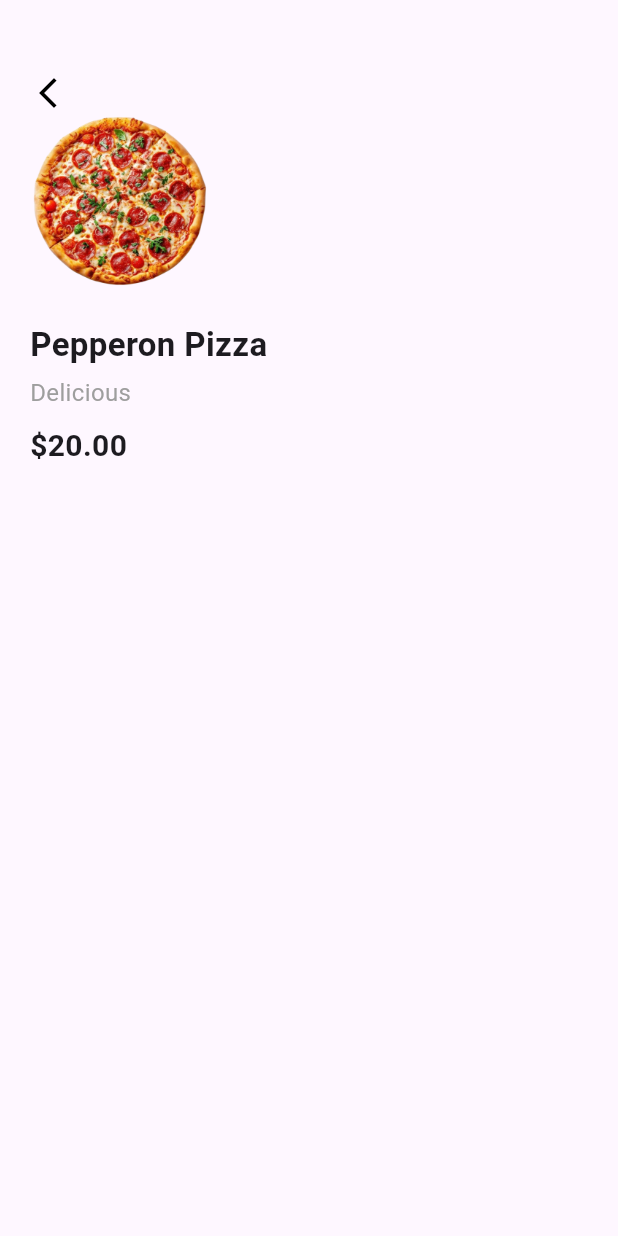
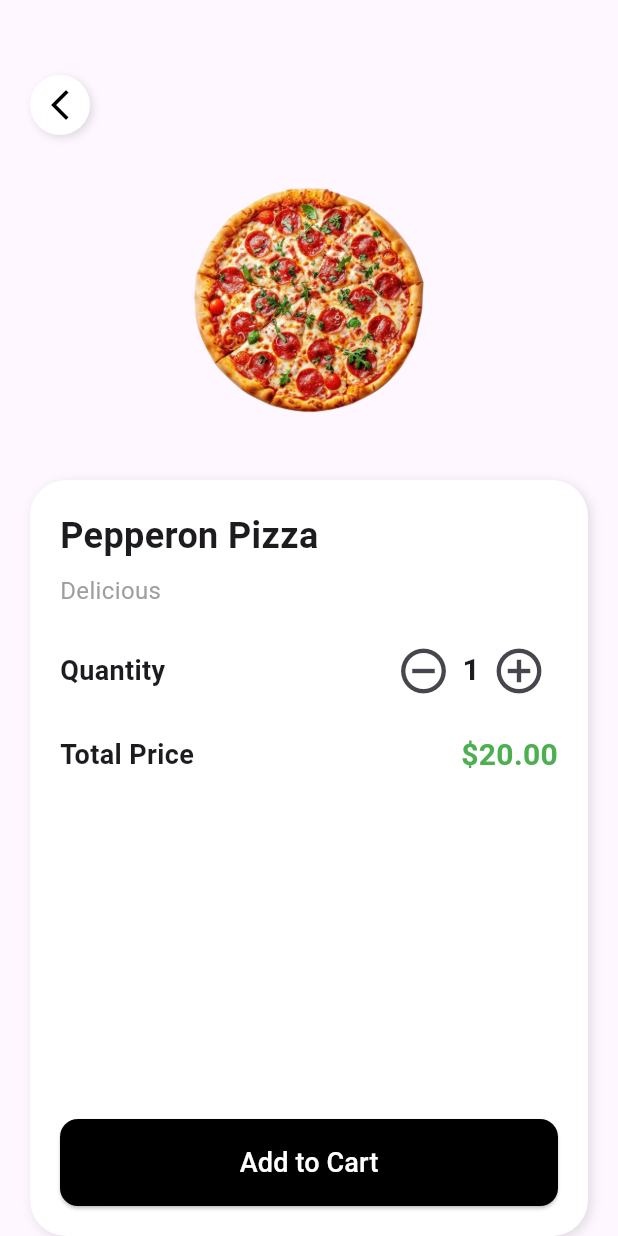
Before and after one commit to bsc-44-21/FoodDelieryApp, a Flutter app: the Details screen opened directly, on a phone screen of 412 x 824 dp. Run offline on Flutter 3.47's test engine with Material 3 defaults, Android fonts, the phone set to English and light mode, and no system bars; our stand-ins replace curved_navigation_bar.

Commit message:
Added the add, remove and add to cart buttons in the details screen

```diff
--- a/lib/pages/details.dart
+++ b/lib/pages/details.dart
@@ -19,45 +19,184 @@ class Details extends StatefulWidget {
 }
 
 class _DetailsState extends State<Details> {
+  int quantity = 1; // default quantity is 1
+
   @override
   Widget build(BuildContext context) {
+    double totalPrice = widget.price * quantity;
+
     return Scaffold(
       body: Container(
         margin: const EdgeInsets.only(top: 50, left: 20, right: 20),
         child: Column(
           crossAxisAlignment: CrossAxisAlignment.start,
           children: [
+            // Back Button in white circle
             GestureDetector(
               onTap: () {
                 Navigator.pop(context);
               },
+              child: Container(
+                padding: const EdgeInsets.all(8),
+                decoration: const BoxDecoration(
+                  color: Colors.white,
+                  shape: BoxShape.circle,
+                  boxShadow: [
+                    BoxShadow(
+                      color: Colors.black12,
+                      blurRadius: 4,
+                      offset: Offset(2, 2),
+                    ),
+                  ],
+                ),
                 child: const Icon(
                   Icons.arrow_back_ios_new_outlined,
                   color: Colors.black,
                 ),
               ),
-            // ✅ FIX: use Image.asset instead of wrong cast
-            Image.asset(
+            ),
+
+            const SizedBox(height: 30),
+
+            // Food Image
+            Center(
+              child: Image.asset(
                 widget.image,
-              height: 120,
-              width: 120,
+                height: 160,
+                width: 160,
                 fit: BoxFit.cover,
               ),
-            const SizedBox(height: 20),
+            ),
 
+            const SizedBox(height: 40),
+
+            // Food Details Container
+            Expanded(
+              child: Container(
+                width: double.infinity,
+                padding: const EdgeInsets.all(20),
+                decoration: BoxDecoration(
+                  color: Colors.white,
+                  borderRadius: BorderRadius.circular(24),
+                  boxShadow: [
+                    BoxShadow(
+                      color: Colors.black12,
+                      blurRadius: 6,
+                      offset: Offset(2, 2),
+                    ),
+                  ],
+                ),
+                child: Column(
+                  crossAxisAlignment: CrossAxisAlignment.start,
+                  children: [
                     Text(
                       widget.name,
-              style: const TextStyle(fontSize: 22, fontWeight: FontWeight.bold),
+                      style: const TextStyle(
+                        fontSize: 24,
+                        fontWeight: FontWeight.bold,
                       ),
-            const SizedBox(height: 5),
+                    ),
+                    const SizedBox(height: 8),
                     Text(
                       widget.slogan,
                       style: const TextStyle(fontSize: 16, color: Colors.grey),
                     ),
-            const SizedBox(height: 10),
+                    const SizedBox(height: 16),
+
+                    // Quantity Selector
+                    Row(
+                      mainAxisAlignment: MainAxisAlignment.spaceBetween,
+                      children: [
+                        const Text(
+                          "Quantity",
+                          style: TextStyle(
+                            fontSize: 18,
+                            fontWeight: FontWeight.w600,
+                          ),
+                        ),
+                        Row(
+                          children: [
+                            // Minus Button (bigger size)
+                            IconButton(
+                              onPressed: () {
+                                setState(() {
+                                  if (quantity > 1) quantity--;
+                                });
+                              },
+                              icon: const Icon(Icons.remove_circle_outline),
+                              iconSize: 36, // increased size
+                            ),
                             Text(
-              "\$${widget.price.toStringAsFixed(2)}",
-              style: const TextStyle(fontSize: 20, fontWeight: FontWeight.w600),
+                              quantity.toString(),
+                              style: const TextStyle(
+                                fontSize: 20,
+                                fontWeight: FontWeight.bold,
+                              ),
+                            ),
+                            // Plus Button (bigger size)
+                            IconButton(
+                              onPressed: () {
+                                setState(() {
+                                  quantity++;
+                                });
+                              },
+                              icon: const Icon(Icons.add_circle_outline),
+                              iconSize: 36, // increased size
+                            ),
+                          ],
+                        ),
+                      ],
+                    ),
+
+                    const SizedBox(height: 16),
+
+                    // Price Section
+                    Row(
+                      mainAxisAlignment: MainAxisAlignment.spaceBetween,
+                      children: [
+                        const Text(
+                          "Total Price",
+                          style: TextStyle(
+                            fontSize: 18,
+                            fontWeight: FontWeight.w600,
+                          ),
+                        ),
+                        Text(
+                          "\$${totalPrice.toStringAsFixed(2)}",
+                          style: const TextStyle(
+                            fontSize: 20,
+                            fontWeight: FontWeight.bold,
+                            color: Colors.green,
+                          ),
+                        ),
+                      ],
+                    ),
+
+                    const Spacer(),
+
+                    // Add to Cart Button
+                    SizedBox(
+                      width: double.infinity,
+                      child: ElevatedButton(
+                        style: ElevatedButton.styleFrom(
+                          backgroundColor: Colors.black,
+                          shape: RoundedRectangleBorder(
+                            borderRadius: BorderRadius.circular(12),
+                          ),
+                          padding: const EdgeInsets.symmetric(vertical: 16),
+                        ),
+                        onPressed: () {
+                          // Cart Logic here
+                        },
+                        child: const Text(
+                          "Add to Cart",
+                          style: TextStyle(fontSize: 18, color: Colors.white),
+                        ),
+                      ),
+                    ),
+                  ],
+                ),
+              ),
             ),
           ],
         ),
--- a/lib/pages/home.dart
+++ b/lib/pages/home.dart
@@ -93,7 +93,7 @@ class _HomeState extends State<Home> {
                     },
                     child: buildFoodCard(
                       image: "images/Hamburger.png",
-                      title: "Hamburger Meal",
+                      title: "Hamburger",
                       subtitle: "Delicious",
                       price: "\$17",
                     ),
```
Lines whose indentation alone changed are shown as unchanged.
